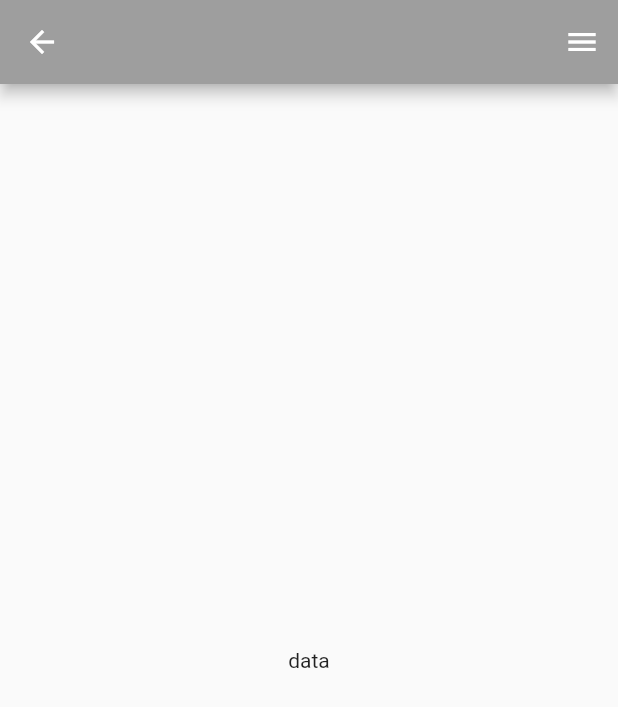
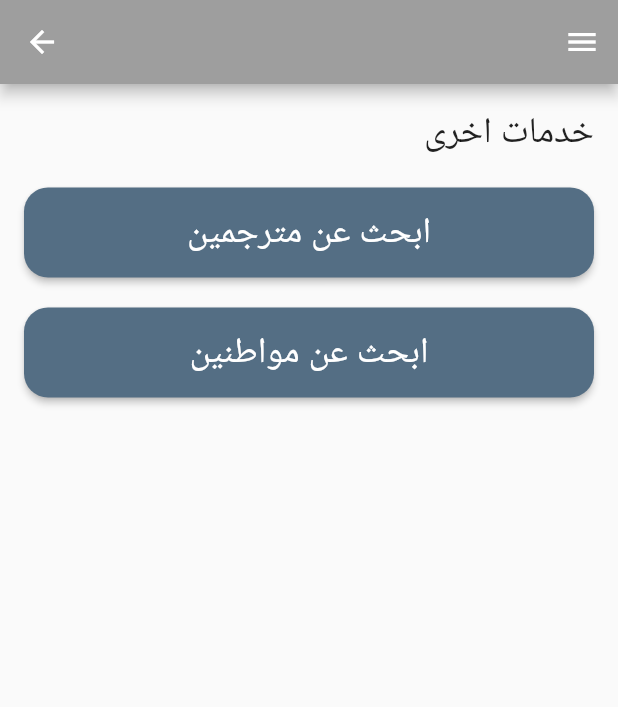
Before and after one commit to mayaalqurshi/dar-app, a Flutter app: the OtherServicesPage screen opened directly, on a phone screen of 412 x 824 dp. Shown: the top 707 px of the screen. Run offline on Flutter 3.47's test engine with Material 2 defaults, Android fonts, the phone set to English and light mode, and no system bars; our stand-ins replace google_fonts; network calls fail; Roboto replaces fonts that are missing (Almarai).

Commit message:
otherServicesPage added

```diff
--- a/lib/components/dar_button.dart
+++ b/lib/components/dar_button.dart
@@ -1,13 +1,41 @@
 import 'package:flutter/material.dart';
+import 'package:google_fonts/google_fonts.dart';
 
-class DarButton extends StatelessWidget {
-  const DarButton({super.key});
+class DarButton extends StatefulWidget {
+  const DarButton({
+    super.key,
+    required this.textButton,
+    this.colorButton = const Color(0xff546E84),
+    this.heightButton = 60,
+    required this.onTap,
+  });
+  final String textButton;
+  final Color colorButton;
+  final double heightButton;
+  final VoidCallback onTap;
 
   @override
+  State<DarButton> createState() => _DarButtonState();
+}
+
+class _DarButtonState extends State<DarButton> {
+  @override
   Widget build(BuildContext context) {
-    return ElevatedButton(
-      onPressed: () {},
-      child: null,
+    return SizedBox(
+      height: widget.heightButton,
+      child: ElevatedButton(
+        onPressed: widget.onTap,
+        style: ElevatedButton.styleFrom(
+          backgroundColor: widget.colorButton,
+          shape: RoundedRectangleBorder(
+            borderRadius: BorderRadius.circular(16),
+          ),
+        ),
+        child: Text(
+          widget.textButton,
+          style: GoogleFonts.markaziText(fontSize: 24),
+        ),
+      ),
     );
   }
 }
--- a/lib/components/dar_drawer.dart
+++ b/lib/components/dar_drawer.dart
@@ -1,5 +1,5 @@
 import 'package:dar/pages/home_page.dart';
-import 'package:dar/pages/other_services_page.dart';
+import 'package:dar/pages/other_services_pages/other_services_page.dart';
 import 'package:flutter/material.dart';
 
 class DarDrawer extends StatelessWidget {
--- /dev/null
+++ b/lib/components/dar_main_title.dart
@@ -0,0 +1,26 @@
+import 'package:flutter/material.dart';
+import 'package:google_fonts/google_fonts.dart';
+
+class DarMainTitle extends StatefulWidget {
+  const DarMainTitle({
+    super.key,
+    required this.MainTitle,
+  });
+  final String MainTitle;
+  @override
+  State<DarMainTitle> createState() => _DarMainTitleState();
+}
+
+class _DarMainTitleState extends State<DarMainTitle> {
+  @override
+  Widget build(BuildContext context) {
+    return Text(
+      widget.MainTitle,
+      style: GoogleFonts.almarai(
+        fontSize: 24,
+        fontWeight: FontWeight.w500,
+      ),
+      textAlign: TextAlign.end,
+    );
+  }
+}
--- a/lib/pages/other_services_page.dart
+++ /dev/null
@@ -1,15 +0,0 @@
-import 'package:dar/components/dar_drawer.dart';
-import 'package:flutter/material.dart';
-
-class OtherServicesPage extends StatelessWidget {
-  const OtherServicesPage({super.key});
-
-  @override
-  Widget build(BuildContext context) {
-    return Scaffold(
-      appBar: AppBar(),
-      endDrawer: const DarDrawer(),
-      body: const Center(child: Text('data')),
-    );
-  }
-}
--- /dev/null
+++ b/lib/pages/other_services_pages/other_services_page.dart
@@ -0,0 +1,57 @@
+import 'package:dar/components/dar_button.dart';
+import 'package:dar/components/dar_drawer.dart';
+import 'package:dar/components/dar_main_title.dart';
+import 'package:dar/pages/other_services_pages/search_for_citizens.dart';
+import 'package:dar/pages/other_services_pages/search_for_translators.dart';
+import 'package:flutter/material.dart';
+
+class OtherServicesPage extends StatelessWidget {
+  const OtherServicesPage({super.key});
+
+  @override
+  Widget build(BuildContext context) {
+    return Scaffold(
+      appBar: AppBar(),
+      endDrawer: const DarDrawer(),
+      body: Padding(
+        padding: const EdgeInsets.all(16),
+        child: Column(
+          crossAxisAlignment: CrossAxisAlignment.stretch,
+          children: [
+            const DarMainTitle(
+              MainTitle: 'خدمات اخرى',
+            ),
+            const SizedBox(
+              height: 20,
+            ),
+            DarButton(
+              textButton: 'ابحث عن مترجمين',
+              onTap: () {
+                Navigator.push(
+                  context,
+                  MaterialPageRoute(
+                    builder: (context) => const SearchForTranslators(),
+                  ),
+                );
+              },
+            ),
+            const SizedBox(
+              height: 20,
+            ),
+            DarButton(
+              textButton: 'ابحث عن مواطنين',
+              onTap: () {
+                Navigator.push(
+                  context,
+                  MaterialPageRoute(
+                    builder: (context) => const SearchForCitizens(),
+                  ),
+                );
+              },
+            ),
+          ],
+        ),
+      ),
+    );
+  }
+}
--- a/pubspec.yaml
+++ b/pubspec.yaml
@@ -36,6 +36,7 @@ dependencies:
   # The following adds the Cupertino Icons font to your application.
   # Use with the CupertinoIcons class for iOS style icons.
   cupertino_icons: ^1.0.2
+  google_fonts: ^4.0.3
 
 dev_dependencies:
   flutter_test:
```
Also changed, not shown: lib/pages/other_services_pages/add_citizen_page.dart (added, +14 -0 lines), lib/pages/other_services_pages/add_translator_page.dart (added, +14 -0 lines), lib/pages/other_services_pages/search_for_citizens.dart (added, +14 -0 lines), lib/pages/other_services_pages/search_for_translators.dart (added, +29 -0 lines), pubspec.lock, 3 other files.
